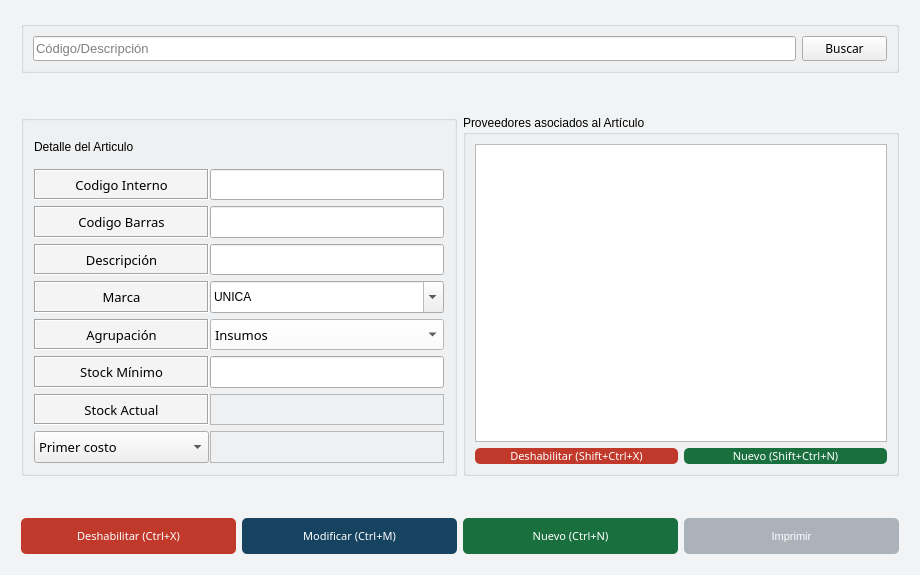
Old version of the form Vistas/gui/detalles/articulo_detalle.ui in the repository Lonaris/Corupel.
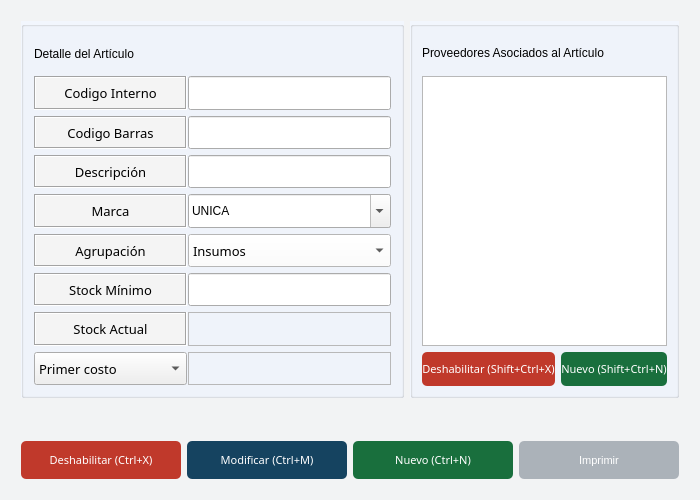
New version of the form. Icons and pictures are not drawn.

Commit message:
ligeros cambios a la interfaz
Saque el buscador y agregue colores a las line edit que faltaban

Diff of the .ui file:
```diff
--- a/Vistas/gui/detalles/articulo_detalle.ui
+++ b/Vistas/gui/detalles/articulo_detalle.ui
@@ -6,8 +6,8 @@
    <rect>
     <x>0</x>
     <y>0</y>
-    <width>920</width>
-    <height>575</height>
+    <width>700</width>
+    <height>500</height>
    </rect>
   </property>
   <property name="sizePolicy">
@@ -439,7 +439,7 @@
   </property>
   <layout class="QGridLayout" name="gridLayout_4">
    <item row="0" column="0">
-    <layout class="QVBoxLayout" name="main_layout" stretch="1,1,10,1,1">
+    <layout class="QVBoxLayout" name="main_layout" stretch="10,1,1">
      <property name="leftMargin">
       <number>10</number>
      </property>
@@ -453,101 +453,7 @@
       <number>10</number>
      </property>
      <item>
-      <widget class="QGroupBox" name="box_busqueda">
-       <property name="sizePolicy">
-        <sizepolicy hsizetype="Preferred" vsizetype="Preferred">
-         <horstretch>0</horstretch>
-         <verstretch>0</verstretch>
-        </sizepolicy>
-       </property>
-       <property name="styleSheet">
-        <string notr="true">#groupBox_2{
-	background-color: #F2F6FD;
-	}</string>
-       </property>
-       <property name="title">
-        <string/>
-       </property>
-       <layout class="QHBoxLayout" name="horizontalLayout" stretch="9,1">
-        <item>
-         <widget class="QLineEdit" name="buscador">
-          <property name="sizePolicy">
-           <sizepolicy hsizetype="Expanding" vsizetype="Expanding">
-            <horstretch>0</horstretch>
-            <verstretch>0</verstretch>
-           </sizepolicy>
-          </property>
-          <property name="font">
-           <font>
-            <family>MS Shell Dlg 2</family>
-            <pointsize>10</pointsize>
-            <weight>50</weight>
-            <bold>false</bold>
-           </font>
-          </property>
-          <property name="mouseTracking">
-           <bool>false</bool>
-          </property>
-          <property name="text">
-           <string/>
-          </property>
-          <property name="frame">
-           <bool>true</bool>
-          </property>
-          <property name="placeholderText">
-           <string>Código/Descripción</string>
-          </property>
-         </widget>
-        </item>
-        <item>
-         <widget class="QPushButton" name="btn_buscar">
-          <property name="sizePolicy">
-           <sizepolicy hsizetype="Expanding" vsizetype="Expanding">
-            <horstretch>0</horstretch>
-            <verstretch>0</verstretch>
-           </sizepolicy>
-          </property>
-          <property name="font">
-           <font>
-            <family>Ariall</family>
-           </font>
-          </property>
-          <property name="styleSheet">
-           <string notr="true"/>
-          </property>
-          <property name="text">
-           <string>Buscar</string>
-          </property>
-          <property name="icon">
-           <iconset>
-            <normaloff>../ico/search.png</normaloff>../ico/search.png</iconset>
-          </property>
-          <property name="iconSize">
-           <size>
-            <width>10</width>
-            <height>10</height>
-           </size>
-          </property>
-         </widget>
-        </item>
-       </layout>
-      </widget>
-     </item>
-     <item>
-      <spacer name="horizontalSpacer_2">
-       <property name="orientation">
-        <enum>Qt::Horizontal</enum>
-       </property>
-       <property name="sizeHint" stdset="0">
-        <size>
-         <width>40</width>
-         <height>20</height>
-        </size>
-       </property>
-      </spacer>
-     </item>
-     <item>
-      <layout class="QHBoxLayout" name="layout_detalles">
+      <layout class="QHBoxLayout" name="layout_detalles" stretch="60,40">
        <item>
         <widget class="QGroupBox" name="box_articulo">
          <property name="font">
@@ -562,7 +468,7 @@
           <enum>Qt::NoFocus</enum>
          </property>
          <property name="styleSheet">
-          <string notr="true">#groupBox_detalleArticulo{
+          <string notr="true">#box_articulo{
 	background-color: #F2F6FD;
 	}</string>
          </property>
@@ -724,7 +630,7 @@
              <string notr="true"/>
             </property>
             <property name="text">
-             <string>Detalle del Articulo</string>
+             <string>Detalle del Artículo</string>
             </property>
            </widget>
           </item>
@@ -1146,10 +1052,28 @@
        </item>
        <item>
         <widget class="QGroupBox" name="box_proveedores">
+         <property name="styleSheet">
+          <string notr="true">#box_proveedores{
+	background-color: #F2F6FD;
+	}</string>
+         </property>
          <property name="title">
-          <string>Proveedores asociados al Artículo</string>
+          <string/>
          </property>
-         <layout class="QVBoxLayout" name="layout_proveedores" stretch="2,0">
+         <layout class="QVBoxLayout" name="layout_proveedores" stretch="10,80,10">
+          <item>
+           <widget class="QLabel" name="label_2">
+            <property name="sizePolicy">
+             <sizepolicy hsizetype="Expanding" vsizetype="Expanding">
+              <horstretch>0</horstretch>
+              <verstretch>0</verstretch>
+             </sizepolicy>
+            </property>
+            <property name="text">
+             <string>Proveedores Asociados al Artículo</string>
+            </property>
+           </widget>
+          </item>
           <item>
            <widget class="QTableView" name="tbl_proveedores"/>
           </item>
```
Left out of the diff: 2 changed lines with no effect on the pictures. The commit also changes 6 other files.
